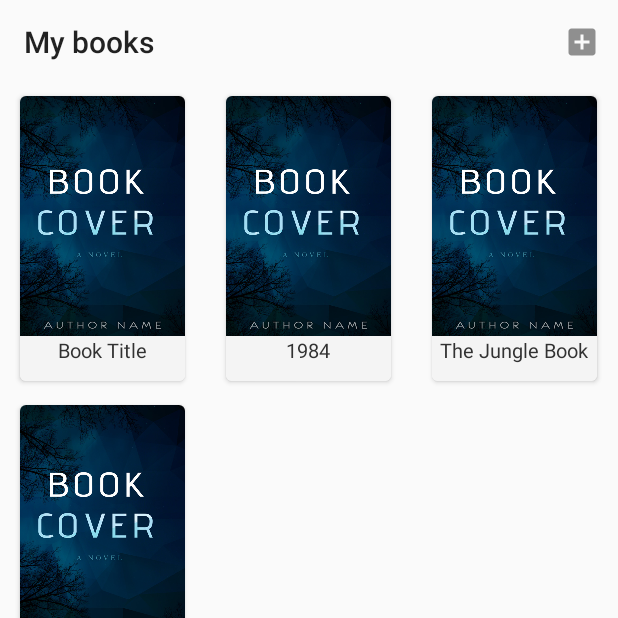
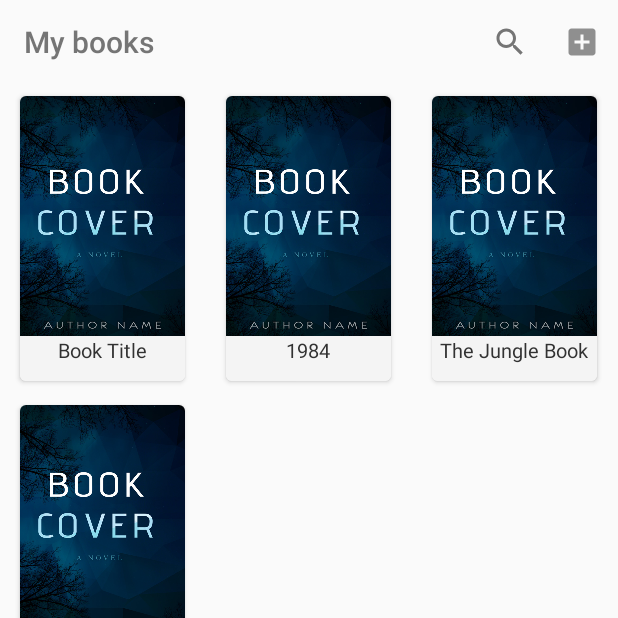
Before and after one commit to mkauha/Bookshelf, an Android app: the screen it shows after launch (MainActivity), on a phone screen of 412 x 824 dp, the top half of it. Run offline under Robolectric (Android 15) with nearby library versions, the phone set to English and light mode, and no system bars; our stand-ins replace Picasso, navigation-ui; pictures from the network do not load.

Commit message:
Add search icon to top menu.

```diff
--- /dev/null
+++ b/app/src/main/res/drawable-anydpi/ic_search_grey.xml
@@ -0,0 +1,14 @@
+<vector xmlns:android="http://schemas.android.com/apk/res/android"
+    android:width="24dp"
+    android:height="24dp"
+    android:viewportWidth="18"
+    android:viewportHeight="18"
+    android:tint="#333333"
+    android:alpha="0.6">
+  <group android:translateX="-3"
+      android:translateY="-3">
+      <path
+          android:fillColor="#FF000000"
+          android:pathData="M15.5,14h-0.79l-0.28,-0.27C15.41,12.59 16,11.11 16,9.5 16,5.91 13.09,3 9.5,3S3,5.91 3,9.5 5.91,16 9.5,16c1.61,0 3.09,-0.59 4.23,-1.57l0.27,0.28v0.79l5,4.99L20.49,19l-4.99,-5zM9.5,14C7.01,14 5,11.99 5,9.5S7.01,5 9.5,5 14,7.01 14,9.5 11.99,14 9.5,14z"/>
+  </group>
+</vector>
--- a/app/src/main/res/layout/activity_details.xml
+++ b/app/src/main/res/layout/activity_details.xml
@@ -1,6 +1,5 @@
 <androidx.constraintlayout.widget.ConstraintLayout xmlns:android="http://schemas.android.com/apk/res/android"
     xmlns:app="http://schemas.android.com/apk/res-auto"
-    xmlns:tools="http://schemas.android.com/tools"
     android:id="@+id/editBookLayout"
     android:layout_width="match_parent"
     android:layout_height="match_parent"
--- a/app/src/main/res/menu/top_main_menu.xml
+++ b/app/src/main/res/menu/top_main_menu.xml
@@ -3,6 +3,12 @@
     android:layout_width="match_parent"
     android:layout_height="match_parent"
     xmlns:app="http://schemas.android.com/apk/res-auto">
+    <item
+        android:id="@+id/app_bar_search"
+        android:icon="@drawable/ic_search_grey"
+        android:title="@string/search"
+        app:actionViewClass="android.widget.SearchView"
+        app:showAsAction="ifRoom" />
     <item
         android:id="@+id/add_book"
         android:icon="@drawable/ic_add_book"
--- a/app/src/main/res/values/colors.xml
+++ b/app/src/main/res/values/colors.xml
@@ -5,5 +5,6 @@
     <color name="colorAccent">#00BCD4</color>
     <color name="colorBackground">#fff8d4</color>
     <color name="colorMenuIcon">#CD555454</color>
+    <color name="colorPrimaryText">#303030</color>
     <color name="colorMenuIconSelected">#2196F3</color>
 </resources>
--- a/app/src/main/res/values/strings.xml
+++ b/app/src/main/res/values/strings.xml
@@ -5,6 +5,8 @@
     <string name="title_notifications">Libraries</string>
     <string name="cover_description" translatable="false">Cover image</string>
     <string name="add_book">Add book</string>
+    <string name="search">Search</string>
+    <string name="search_hint">Search books</string>
     <string name="edit_book">Edit book</string>
     <string name="book_title">Title</string>
     <string name="book_author">Author</string>
--- a/app/src/main/res/values/styles.xml
+++ b/app/src/main/res/values/styles.xml
@@ -6,6 +6,7 @@
         <item name="colorPrimary">#0003A9F4</item>
         <item name="colorPrimaryDark">@color/colorPrimaryDark</item>
         <item name="colorAccent">@color/colorAccent</item>
+        <item name="android:textColorPrimary">@color/colorMenuIcon</item>
     </style>
 
     <style name="Theme.NoTitleActivityDialog" parent="Theme.AppCompat.Light">
```
Also changed, not shown: app/src/main/res/drawable-hdpi/ic_search_grey.png (added), app/src/main/res/drawable-xhdpi/ic_search_grey.png (added), app/src/main/res/drawable-xxhdpi/ic_search_grey.png (added), 1 other file.
